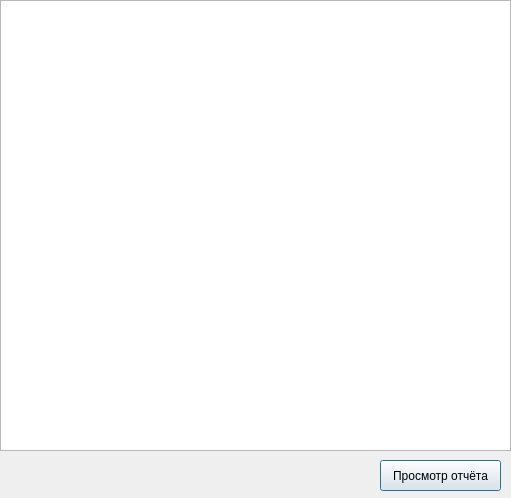
First picture: the form in setupReportHistoryUI.ui, repository OpexHunter/BusinessCalc, before the edit.
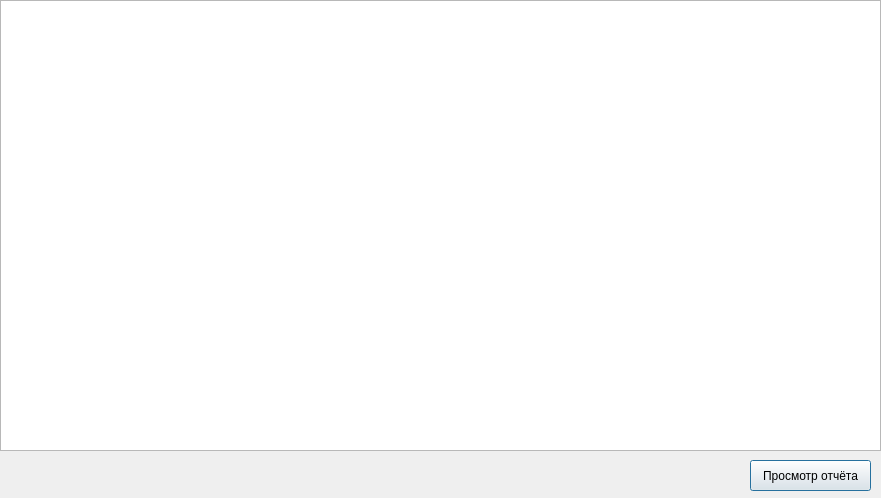
Second picture: the form after the edit. Icons and pictures are not drawn.

Commit message: upd history

What changed in the file:
```diff
--- a/setupReportHistoryUI.ui
+++ b/setupReportHistoryUI.ui
@@ -6,7 +6,7 @@
    <rect>
     <x>0</x>
     <y>0</y>
-    <width>511</width>
+    <width>881</width>
     <height>498</height>
    </rect>
   </property>
@@ -20,7 +20,7 @@
   <widget class="QPushButton" name="SeeReport">
    <property name="geometry">
     <rect>
-     <x>380</x>
+     <x>750</x>
      <y>460</y>
      <width>121</width>
      <height>31</height>
@@ -35,7 +35,7 @@
     <rect>
      <x>0</x>
      <y>0</y>
-     <width>511</width>
+     <width>881</width>
      <height>451</height>
     </rect>
    </property>
```
The commit also changes 3 other files.
